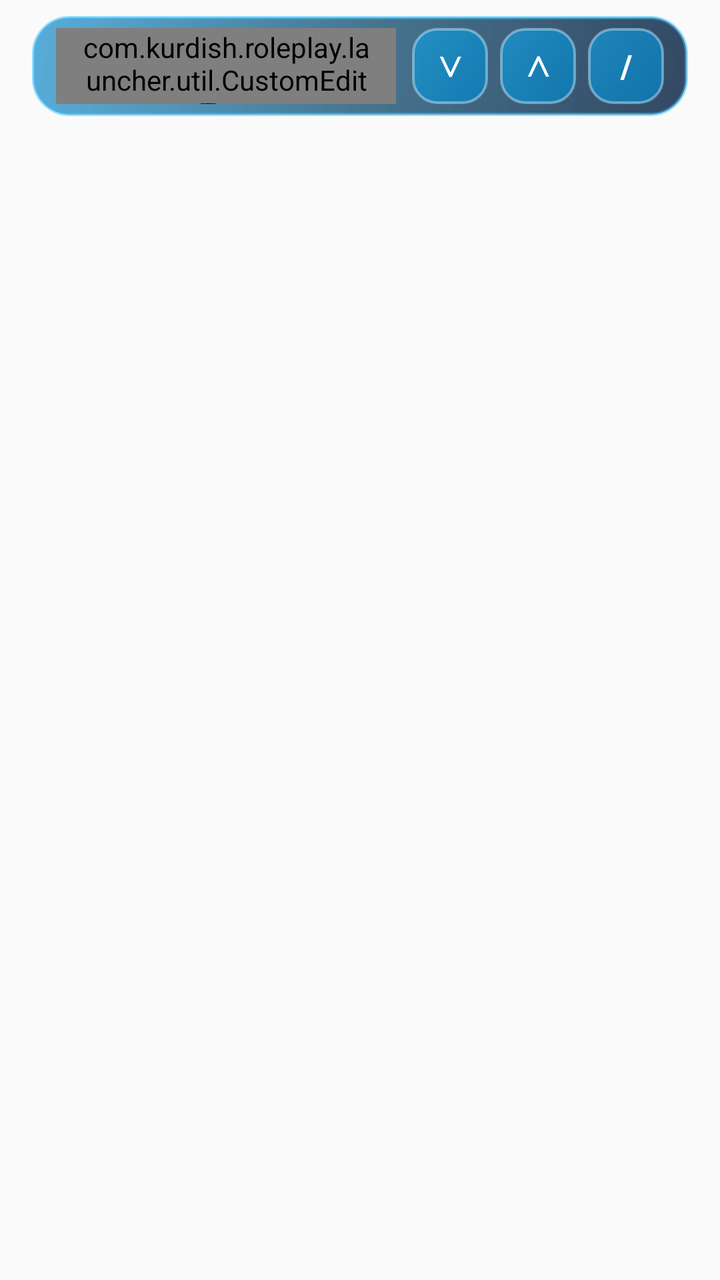
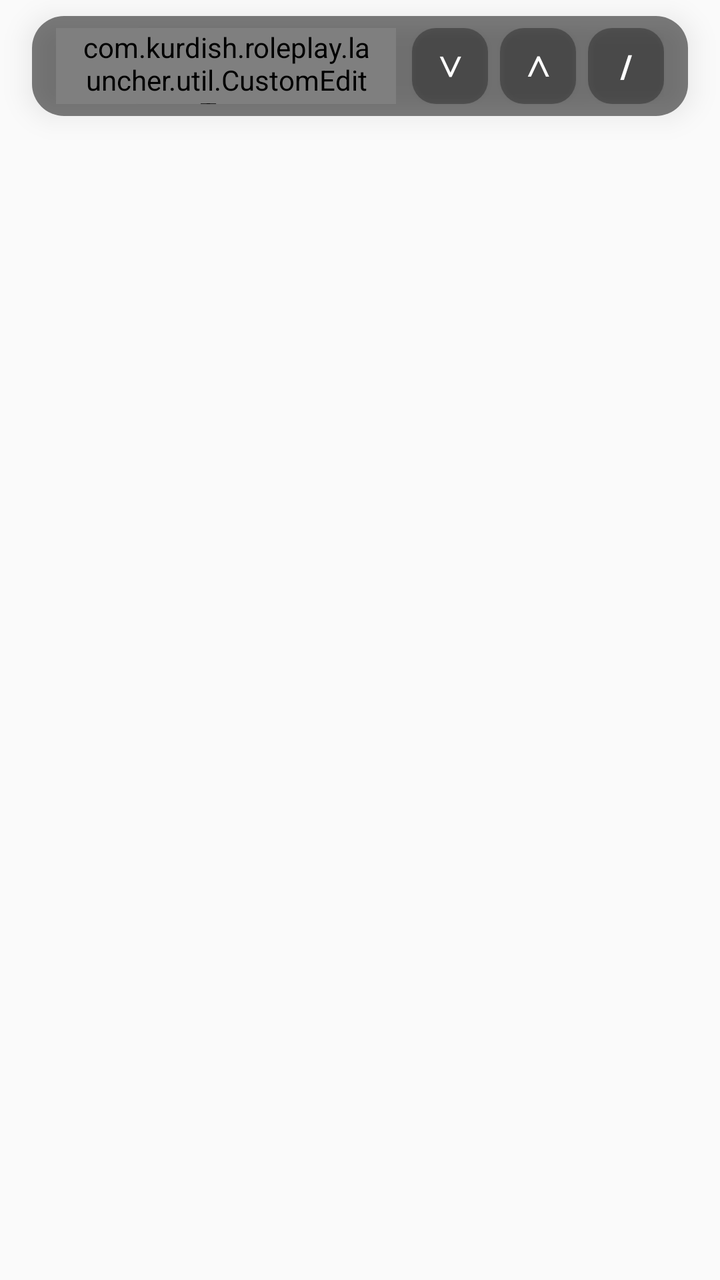

Before-and-after screenshots of an Android layout around one commit, followed by the original layout XML and the change that was made.
<!-- AndroidManifest.xml: application theme Theme.AppCompat.Light.NoActionBar -->
<!-- res/layout/layout_keyboard.xml -->
<?xml version="1.0" encoding="utf-8"?>
<androidx.constraintlayout.widget.ConstraintLayout xmlns:android="http://schemas.android.com/apk/res/android"
    xmlns:app="http://schemas.android.com/apk/res-auto"
    android:layout_width="match_parent"
    android:layout_height="match_parent">

    
    <LinearLayout
        android:id="@+id/main_input"
        android:layout_width="match_parent"
        android:layout_height="wrap_content"
        android:layout_gravity="bottom"
        android:layout_marginHorizontal="16dp"
        android:layout_marginTop="8dp"
        android:background="@drawable/bg_keyboard_glass"
        android:elevation="8dp"
        android:gravity="center_vertical"
        android:orientation="horizontal"
        android:paddingHorizontal="12dp"
        android:paddingVertical="6dp"
        app:layout_constraintEnd_toEndOf="parent"
        app:layout_constraintStart_toStartOf="parent"
        app:layout_constraintTop_toTopOf="parent">

        <com.kurdish.roleplay.launcher.util.CustomEditText
            android:id="@+id/main_et_input"
            android:layout_width="0dp"
            android:layout_height="38dp"
            android:layout_marginEnd="8dp"
            android:layout_weight="1"
            android:background="@drawable/bg_keyboard_input_glass"
            android:ems="10"
            android:hint="พิมพ์ข้อความหรือคำสั่ง /..."
            android:textColorHint="#93C5FD"
            android:imeOptions="actionUnspecified|actionGo|actionSend|actionDone|flagNoFullscreen|flagNoExtractUi"
            android:inputType="text"
            android:paddingHorizontal="12dp"
            android:singleLine="true"
            android:textColor="#FFFFFF"
            android:textSize="13sp" />

        <Button
            android:id="@+id/main_but_input_prev"
            android:layout_width="38dp"
            android:layout_height="38dp"
            android:layout_marginEnd="6dp"
            android:background="@drawable/bg_key_sky_glass"
            android:gravity="center"
            android:text="⋁"
            android:textColor="#FFFFFF"
            android:textSize="14sp"
            android:textStyle="bold" />

        <Button
            android:id="@+id/main_but_input_next"
            android:layout_width="38dp"
            android:layout_height="38dp"
            android:layout_marginEnd="6dp"
            android:background="@drawable/bg_key_sky_glass"
            android:gravity="center"
            android:text="⋀"
            android:textColor="#FFFFFF"
            android:textSize="14sp"
            android:textStyle="bold" />

        <Button
            android:id="@+id/main_but_input_slash"
            android:layout_width="38dp"
            android:layout_height="38dp"
            android:background="@drawable/bg_key_sky_glass"
            android:gravity="center"
            android:text="/"
            android:textColor="#FFFFFF"
            android:textSize="16sp"
            android:textStyle="bold" />
    </LinearLayout>

</androidx.constraintlayout.widget.ConstraintLayout>
<!-- resources referenced by this layout -->
<resources>
  <!-- drawable bg_key_sky_glass (drawable) -->
  <?xml version="1.0" encoding="utf-8"?>
  <selector xmlns:android="http://schemas.android.com/apk/res/android">
      <item android:state_pressed="true">
          <shape android:shape="rectangle">
              <corners android:radius="12dp" />
              <gradient
                  android:angle="135"
                  android:startColor="#FF0284C7"
                  android:endColor="#FF38BDF8" />
              <stroke android:width="1.5dp" android:color="#FFFFFFFF" />
          </shape>
      </item>
      <item>
          <shape android:shape="rectangle">
              <corners android:radius="12dp" />
              <gradient
                  android:angle="135"
                  android:startColor="#B30284C7"
                  android:endColor="#990EA5E9" />
              <stroke android:width="1.2dp" android:color="#80BAE6FD" />
          </shape>
      </item>
  </selector>
  <!-- drawable bg_keyboard_glass (drawable) -->
  <?xml version="1.0" encoding="utf-8"?>
  <shape xmlns:android="http://schemas.android.com/apk/res/android"
      android:shape="rectangle">
      <corners android:radius="18dp" />
      <gradient
          android:angle="135"
          android:startColor="#D90F2847"
          android:centerColor="#C00C4A6E"
          android:endColor="#A60284C7" />
      <stroke android:width="1.5dp" android:color="#8038BDF8" />
  </shape>
  <!-- drawable bg_keyboard_input_glass (drawable) -->
  <?xml version="1.0" encoding="utf-8"?>
  <shape xmlns:android="http://schemas.android.com/apk/res/android"
      android:shape="rectangle">
      <corners android:radius="12dp" />
      <solid android:color="#4D0F172A" />
      <stroke android:width="1dp" android:color="#4D38BDF8" />
  </shape>
</resources>

<!-- the commit's change to res/layout/layout_keyboard.xml (unified diff, before → after) -->
@@ -31,7 +31,7 @@
             android:background="@drawable/bg_keyboard_input_glass"
             android:ems="10"
             android:hint="พิมพ์ข้อความหรือคำสั่ง /..."
-            android:textColorHint="#93C5FD"
+            android:textColorHint="#80FFFFFF"
             android:imeOptions="actionUnspecified|actionGo|actionSend|actionDone|flagNoFullscreen|flagNoExtractUi"
             android:inputType="text"
             android:paddingHorizontal="12dp"
<!-- resource entries referenced after the edit -->
@@ -6,21 +6,13 @@
       <item android:state_pressed="true">
           <shape android:shape="rectangle">
               <corners android:radius="12dp" />
-              <gradient
-                  android:angle="135"
-                  android:startColor="#FF0284C7"
-                  android:endColor="#FF38BDF8" />
-              <stroke android:width="1.5dp" android:color="#FFFFFFFF" />
+              <solid android:color="#4DFFFFFF" />
           </shape>
       </item>
       <item>
           <shape android:shape="rectangle">
               <corners android:radius="12dp" />
-              <gradient
-                  android:angle="135"
-                  android:startColor="#B30284C7"
-                  android:endColor="#990EA5E9" />
-              <stroke android:width="1.2dp" android:color="#80BAE6FD" />
+              <solid android:color="#4D000000" />
           </shape>
       </item>
   </selector>
@@ -28,21 +20,15 @@
   <?xml version="1.0" encoding="utf-8"?>
   <shape xmlns:android="http://schemas.android.com/apk/res/android"
       android:shape="rectangle">
-      <corners android:radius="18dp" />
-      <gradient
-          android:angle="135"
-          android:startColor="#D90F2847"
-          android:centerColor="#C00C4A6E"
-          android:endColor="#A60284C7" />
-      <stroke android:width="1.5dp" android:color="#8038BDF8" />
+      <corners android:radius="16dp" />
+      <solid android:color="#80000000" />
   </shape>
   <!-- drawable bg_keyboard_input_glass (drawable) -->
   <?xml version="1.0" encoding="utf-8"?>
   <shape xmlns:android="http://schemas.android.com/apk/res/android"
       android:shape="rectangle">
       <corners android:radius="12dp" />
-      <solid android:color="#4D0F172A" />
-      <stroke android:width="1dp" android:color="#4D38BDF8" />
+      <solid android:color="#4D000000" />
   </shape>
 </resources>
 
